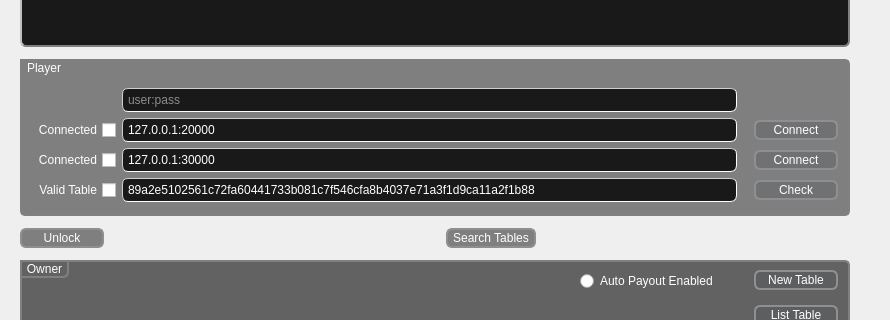
Qt form FiveCardDraw/menu.ui (SixofClubsss/Dero-Poker-Table) before a commit; both pictures show x 0 to 890 and y 185 to 505 of the 890 by 620 pixel window.
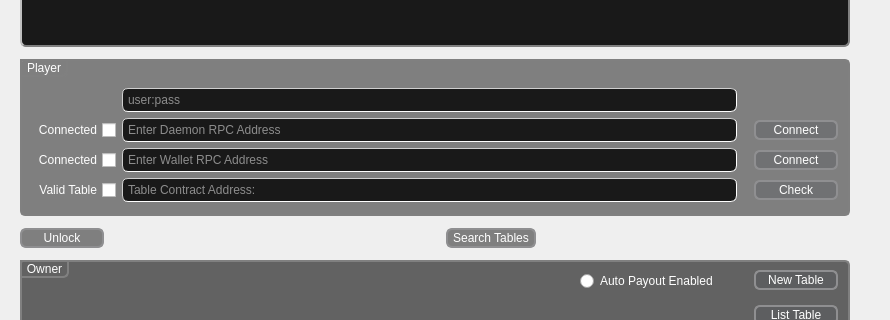
The same form after that commit. Icons and pictures are not drawn.

What changed in the file:
```diff
--- a/FiveCardDraw/menu.ui
+++ b/FiveCardDraw/menu.ui
@@ -419,7 +419,7 @@
          </size>
         </property>
         <property name="text">
-         <string>89a2e5102561c72fa60441733b081c7f546cfa8b4037e71a3f1d9ca11a2f1b88</string>
+         <string/>
         </property>
         <property name="placeholderText">
          <string>Table Contract Address:</string>
@@ -441,7 +441,7 @@
          </size>
         </property>
         <property name="text">
-         <string>127.0.0.1:30000</string>
+         <string/>
         </property>
         <property name="placeholderText">
          <string>Enter Wallet RPC Address</string>
@@ -504,7 +504,7 @@
          </size>
         </property>
         <property name="text">
-         <string>127.0.0.1:20000</string>
+         <string/>
         </property>
         <property name="placeholderText">
          <string>Enter Daemon RPC Address</string>
```
